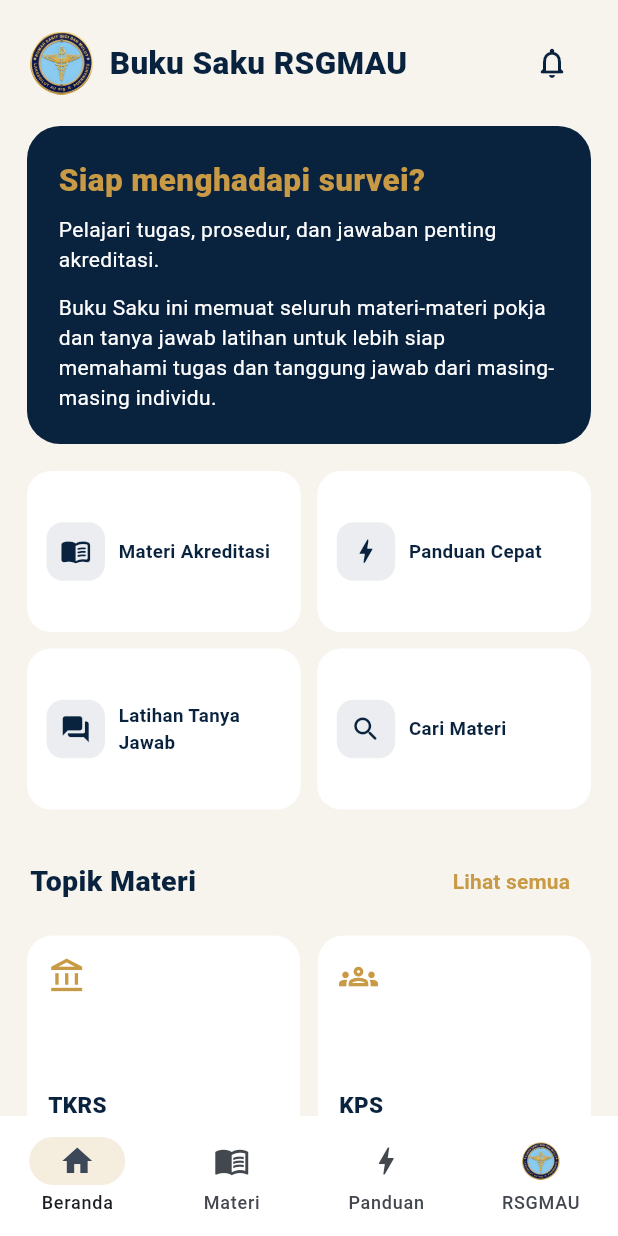
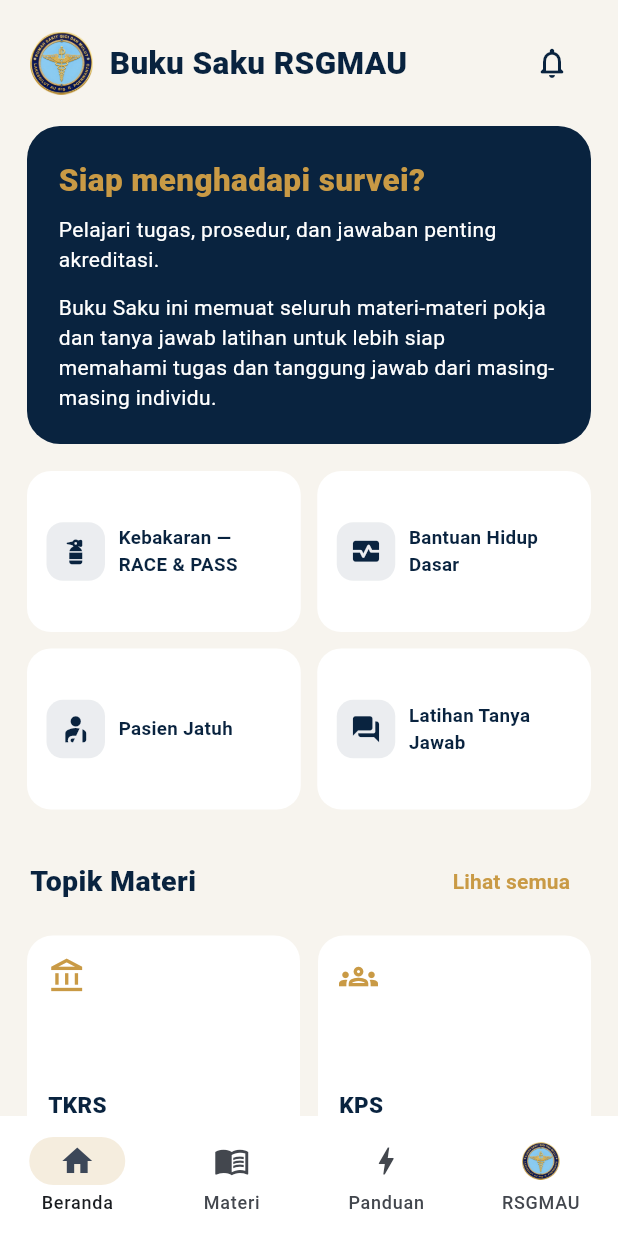
Before and after one commit to edukreatifnusantara-ai/RSGMAU, a Flutter app: the HomeShell screen opened directly, on a phone screen of 412 x 824 dp. Run offline on Flutter 3.47's test engine with Material 3 defaults, Android fonts, the phone set to English and light mode, and no system bars; our stand-ins replace shared_preferences; accounts and stored records are empty; Roboto replaces fonts that are missing (Arial).

Commit message:
ui: feature safety guides on home

```diff
--- a/lib/main.dart
+++ b/lib/main.dart
@@ -512,8 +512,30 @@ class HomePage extends StatelessWidget {
       crossAxisSpacing: 11,
       childAspectRatio: 1.7,
       children: [
-        _feature('Materi Akreditasi', Icons.menu_book_rounded, () => onTab(1)),
-        _feature('Panduan Cepat', Icons.bolt_rounded, () => onTab(2)),
+        _feature(
+          'Kebakaran — RACE & PASS',
+          Icons.fire_extinguisher_rounded,
+          () => Navigator.push(
+            context,
+            MaterialPageRoute(builder: (_) => const RacePassPage()),
+          ),
+        ),
+        _feature(
+          'Bantuan Hidup Dasar',
+          Icons.monitor_heart_rounded,
+          () => Navigator.push(
+            context,
+            MaterialPageRoute(builder: (_) => const BhdPage()),
+          ),
+        ),
+        _feature(
+          'Pasien Jatuh',
+          Icons.personal_injury_rounded,
+          () => Navigator.push(
+            context,
+            MaterialPageRoute(builder: (_) => const PasienJatuhPage()),
+          ),
+        ),
         _feature(
           'Latihan Tanya Jawab',
           Icons.question_answer_rounded,
@@ -522,7 +544,6 @@ class HomePage extends StatelessWidget {
             MaterialPageRoute(builder: (_) => LatihanPage(items: items)),
           ),
         ),
-        _feature('Cari Materi', Icons.search_rounded, () => onTab(1)),
       ],
     ),
   );
```
